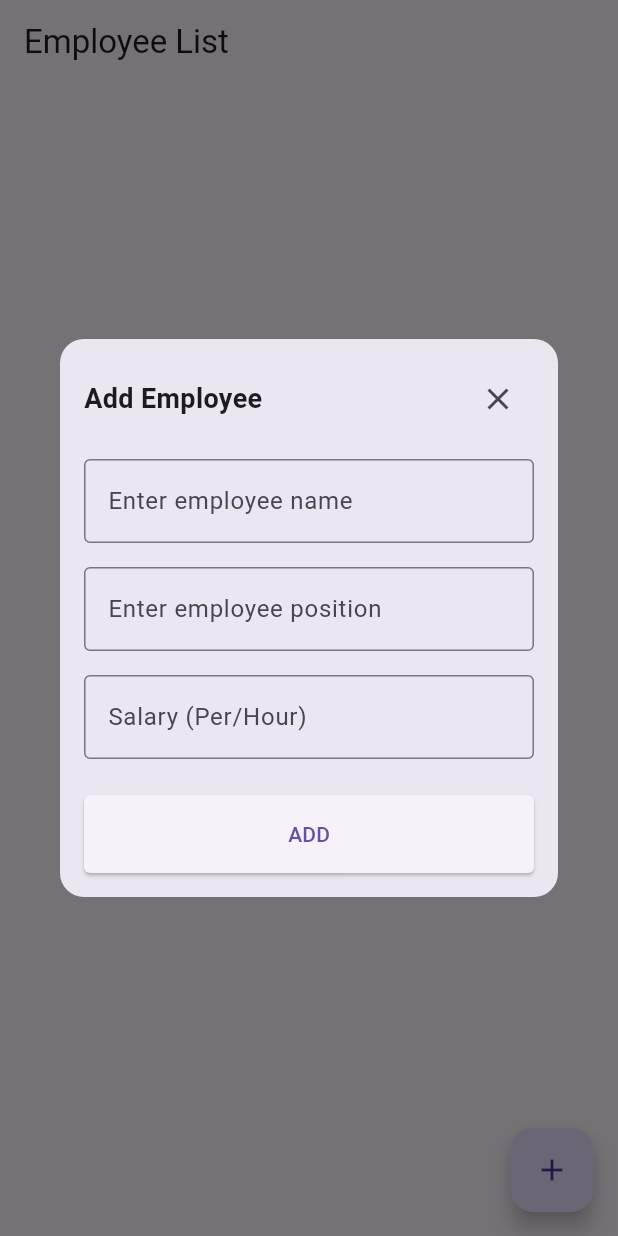
After one commit to AurelioAlfons/Flutter-Tutorial, a Flutter app: the EmployeeList screen opened directly, after a tap on the "add" icon, on a phone screen of 412 x 824 dp. The commit adds this screen. Run offline on Flutter 3.47's test engine with Material 3 defaults, Android fonts, the phone set to English and light mode, and no system bars; our stand-ins replace google_nav_bar.

Commit message:
Add employee & list

```diff
--- a/lib/payroll/employee_list.dart
+++ b/lib/payroll/employee_list.dart
@@ -1,8 +1,32 @@
 import 'package:flutter/material.dart';
+import 'package:flutter1/payroll/widget/add_employee_dialog.dart';
 
-class EmployeeList extends StatelessWidget {
-  // Fixed "Class" to "class"
-  const EmployeeList({super.key}); // Fixed incorrect constructor syntax
+class EmployeeList extends StatefulWidget {
+  const EmployeeList({super.key});
+
+  @override
+  State<EmployeeList> createState() => _EmployeeListState();
+}
+
+class _EmployeeListState extends State<EmployeeList> {
+  final List<Map<String, String>> _employees = [];
+
+  void _showAddEmployeeDialog() {
+    showDialog(
+      context: context,
+      builder: (context) => AddEmployeeDialog(
+        onAddEmployee: (String name, String position, String salary) {
+          setState(() {
+            _employees.add({
+              'name': name,
+              'position': position,
+              'salary': salary,
+            });
+          });
+        },
+      ),
+    );
+  }
 
   @override
   Widget build(BuildContext context) {
@@ -10,24 +34,84 @@ class EmployeeList extends StatelessWidget {
       appBar: AppBar(
         title: const Text('Employee List'),
       ),
-      body: Center(
-        child: Column(
-          mainAxisAlignment: MainAxisAlignment.center,
-          children: [
-            const Text(
-              'No employees added yet.',
-              style: TextStyle(fontSize: 16),
+      body: _employees.isEmpty
+          ? const Center(
+              child: Text(
+                'No employees added yet.',
+                style: TextStyle(fontSize: 16),
+              ),
+            )
+          : ListView.separated(
+              itemCount: _employees.length,
+              itemBuilder: (context, index) {
+                final employee = _employees[index];
+                return ListTile(
+                  contentPadding:
+                      const EdgeInsets.symmetric(horizontal: 16, vertical: 8),
+                  title: Row(
+                    mainAxisAlignment: MainAxisAlignment.spaceBetween,
+                    children: [
+                      // Name and position
+                      Expanded(
+                        child: Column(
+                          crossAxisAlignment: CrossAxisAlignment.start,
+                          children: [
+                            Text(
+                              employee['name']!,
+                              style: const TextStyle(
+                                fontWeight: FontWeight.bold,
+                                fontSize: 16,
+                              ),
+                            ),
+                            const SizedBox(height: 4),
+                            Text(
+                              employee['position']!,
+                              style: const TextStyle(
+                                  color: Colors.grey, fontSize: 14),
+                            ),
+                          ],
+                        ),
+                      ),
+                      // Salary as a button
+                      ElevatedButton(
+                        onPressed: () {
+                          // Handle salary button action (e.g., show salary details)
+                        },
+                        style: ElevatedButton.styleFrom(
+                          backgroundColor: const Color.fromARGB(
+                              255, 92, 220, 224), // Button color
+                          shape: RoundedRectangleBorder(
+                            borderRadius: BorderRadius.circular(8),
+                          ),
+                          padding: const EdgeInsets.symmetric(
+                              horizontal: 16, vertical: 12),
+                        ),
+                        child: Text(
+                          '\$${employee['salary']}',
+                          style: const TextStyle(
+                              fontWeight: FontWeight.bold,
+                              fontSize: 16,
+                              color: Colors.black),
+                        ),
+                      ),
+                    ],
+                  ),
+                );
+              },
+              separatorBuilder: (context, index) =>
+                  const Divider(), // Divider between employees
             ),
-            const SizedBox(height: 20),
-            ElevatedButton(
-              onPressed: () {
-                Navigator.pushNamed(context, '/add-employee');
-              },
-              child: const Text('Add Employee'),
-            ),
-          ],
-        ),
+      floatingActionButton: FloatingActionButton(
+        onPressed: _showAddEmployeeDialog,
+        child: const Icon(Icons.add),
       ),
     );
   }
 }
+
+void main() {
+  runApp(const MaterialApp(
+    home: EmployeeList(),
+    debugShowCheckedModeBanner: false,
+  ));
+}
--- /dev/null
+++ b/lib/payroll/widget/add_employee_dialog.dart
@@ -0,0 +1,120 @@
+import 'package:flutter/material.dart';
+
+class AddEmployeeDialog extends StatefulWidget {
+  final Function(String name, String position, String salary) onAddEmployee;
+
+  const AddEmployeeDialog({super.key, required this.onAddEmployee});
+
+  @override
+  State<AddEmployeeDialog> createState() => _AddEmployeeDialogState();
+}
+
+class _AddEmployeeDialogState extends State<AddEmployeeDialog> {
+  final TextEditingController _nameController = TextEditingController();
+  final TextEditingController _positionController = TextEditingController();
+  final TextEditingController _salaryController = TextEditingController();
+
+  @override
+  void dispose() {
+    _nameController.dispose();
+    _positionController.dispose();
+    _salaryController.dispose();
+    super.dispose();
+  }
+
+  void _addEmployee() {
+    final name = _nameController.text.trim();
+    final position = _positionController.text.trim();
+    final salary = _salaryController.text.trim();
+
+    if (name.isNotEmpty && position.isNotEmpty && salary.isNotEmpty) {
+      widget.onAddEmployee(name, position, salary);
+      Navigator.pop(context); // Close the dialog after adding
+    } else {
+      // Optionally show an error message
+      ScaffoldMessenger.of(context).showSnackBar(
+        const SnackBar(content: Text('All fields are required')),
+      );
+    }
+  }
+
+  @override
+  Widget build(BuildContext context) {
+    return Dialog(
+      shape: RoundedRectangleBorder(
+        borderRadius: BorderRadius.circular(16),
+      ),
+      child: Container(
+        padding: const EdgeInsets.all(16),
+        constraints: const BoxConstraints(maxWidth: 400),
+        child: Column(
+          mainAxisSize:
+              MainAxisSize.min, // Ensures dialog size adjusts to content
+          children: [
+            // Title
+            Row(
+              mainAxisAlignment: MainAxisAlignment.spaceBetween,
+              children: [
+                const Text(
+                  'Add Employee',
+                  style: TextStyle(
+                    fontSize: 18,
+                    fontWeight: FontWeight.bold,
+                  ),
+                ),
+                IconButton(
+                  icon: const Icon(Icons.close),
+                  onPressed: () => Navigator.pop(context),
+                ),
+              ],
+            ),
+            const SizedBox(height: 16),
+
+            // Input fields
+            TextField(
+              controller: _nameController,
+              decoration: const InputDecoration(
+                hintText: 'Enter employee name',
+                border: OutlineInputBorder(),
+              ),
+            ),
+            const SizedBox(height: 16),
+
+            TextField(
+              controller: _positionController,
+              decoration: const InputDecoration(
+                hintText: 'Enter employee position',
+                border: OutlineInputBorder(),
+              ),
+            ),
+            const SizedBox(height: 16),
+
+            TextField(
+              controller: _salaryController,
+              keyboardType: TextInputType.number,
+              decoration: const InputDecoration(
+                hintText: 'Salary (Per/Hour)',
+                border: OutlineInputBorder(),
+              ),
+            ),
+            const SizedBox(height: 24),
+
+            // ADD button at the bottom
+            ElevatedButton(
+              onPressed: _addEmployee,
+              style: ElevatedButton.styleFrom(
+                shape: RoundedRectangleBorder(
+                  borderRadius: BorderRadius.circular(4),
+                ),
+                padding: const EdgeInsets.symmetric(vertical: 16),
+                minimumSize:
+                    const Size(double.infinity, 0), // Full-width button
+              ),
+              child: const Text('ADD'),
+            ),
+          ],
+        ),
+      ),
+    );
+  }
+}
```
